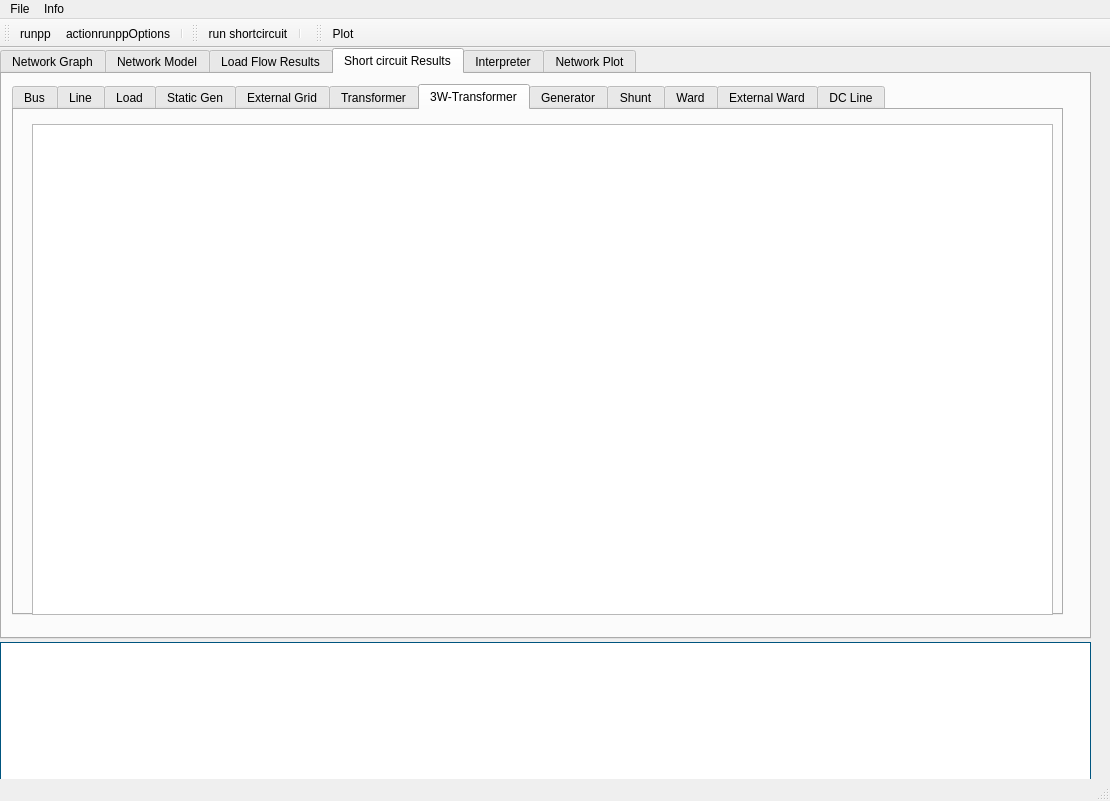
The window that resources/ui/main_develop.ui (vogt31337/pandapower-gui) describes before a commit, drawn with Qt 5.
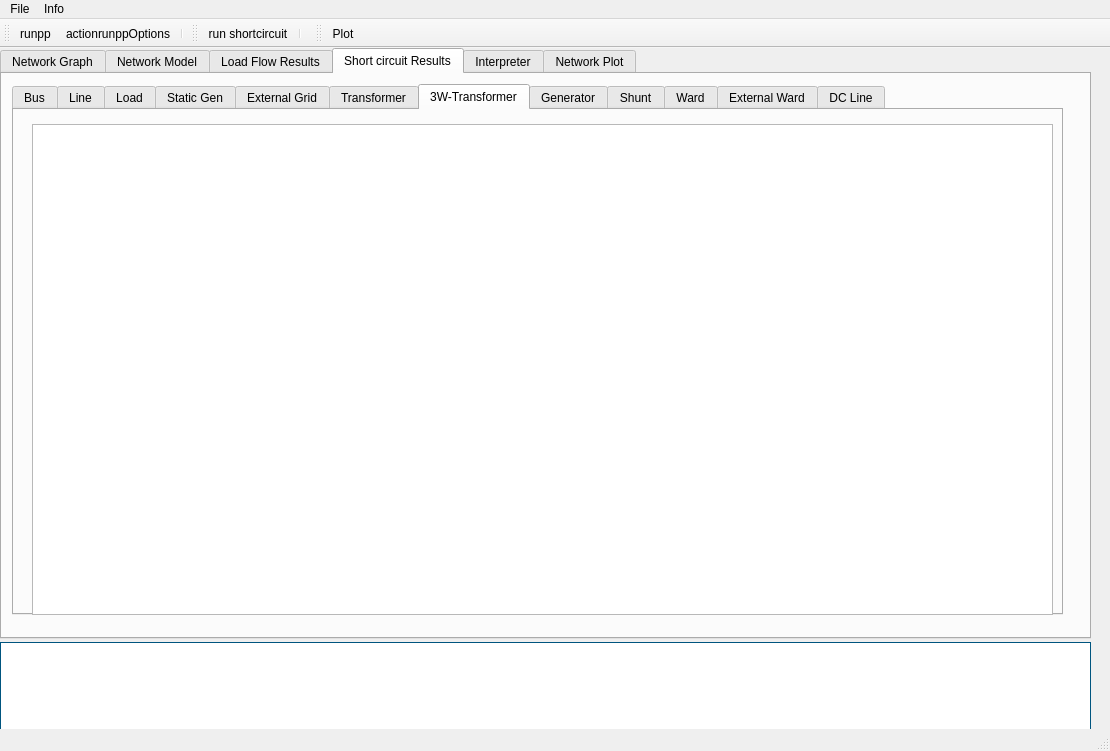
The same window after the commit. The open tabs and pages were chosen to show the change. Icons and pictures are not drawn.

Commit message:
shortcircuit options
3ph/2ph sc calculation optional

The edit to the form file:
```diff
--- a/resources/ui/main_develop.ui
+++ b/resources/ui/main_develop.ui
@@ -7,7 +7,7 @@
     <x>0</x>
     <y>0</y>
     <width>1110</width>
-    <height>801</height>
+    <height>751</height>
    </rect>
   </property>
   <property name="windowTitle">
```
Left out of the diff: 2 changed lines with no effect on the pictures. The commit also changes 2 other files.
